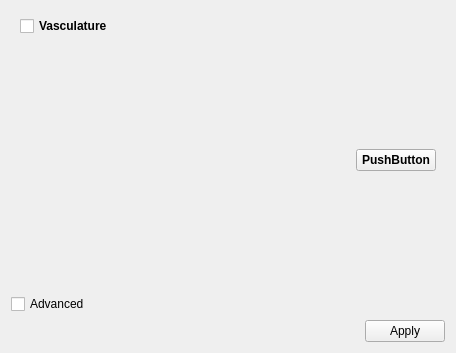
Before: the Qt Designer form ClearMap/gui/creator/batch_processing_tab.ui in ClearAnatomics/ClearMap, drawn with Qt 5; both pictures show x 0 to 456 and y 469 to 822 of the 456 by 822 pixel window.
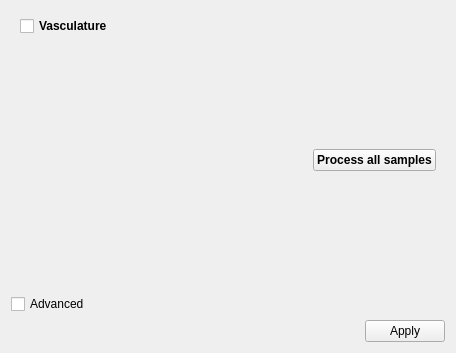
After: the same form once the commit is applied. The open tabs and pages were chosen to show the change. Icons and pictures are not drawn.

Commit message: Renames push button to run all samples in batch processing tab

What changed in the file:
```diff
--- a/ClearMap/gui/creator/batch_processing_tab.ui
+++ b/ClearMap/gui/creator/batch_processing_tab.ui
@@ -200,7 +200,7 @@
          <item>
           <widget class="QPushButton" name="batchRunPushButton">
            <property name="text">
-            <string>PushButton</string>
+            <string>Process all samples</string>
            </property>
           </widget>
          </item>
```
Left out of the diff: 2 changed lines with no effect on the pictures.
